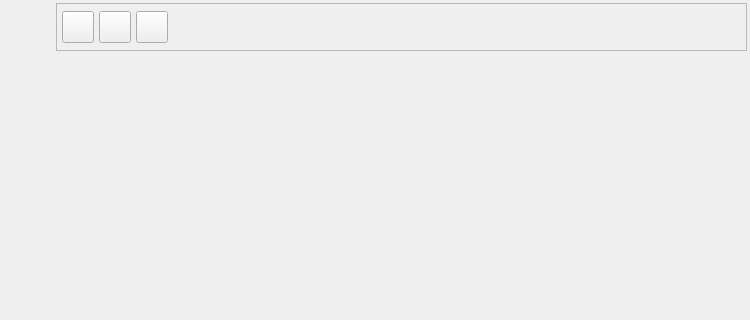
Old version of the form bulmages/bulmalib/plugins/pluginbl_autoform/autoformbase.ui in the repository eboladev/Bulmages-1; both pictures show x 0 to 750 and y 0 to 320 of the 750 by 550 pixel window.
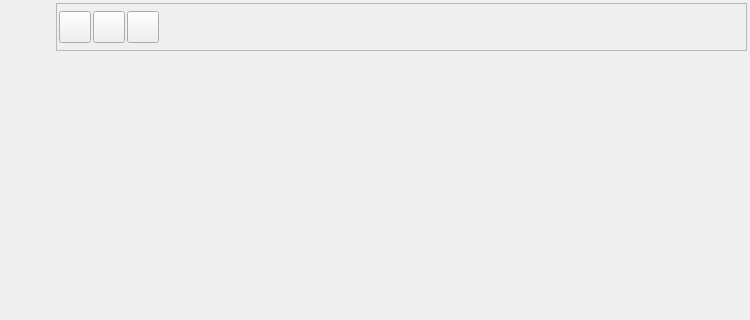
New version of the form. Icons and pictures are not drawn.

```diff
--- a/bulmages/bulmalib/plugins/pluginbl_autoform/autoformbase.ui
+++ b/bulmages/bulmalib/plugins/pluginbl_autoform/autoformbase.ui
@@ -74,10 +74,10 @@
        </property>
        <layout class="QHBoxLayout">
         <property name="spacing">
-         <number>5</number>
+         <number>2</number>
         </property>
         <property name="margin">
-         <number>5</number>
+         <number>2</number>
         </property>
         <item>
          <widget class="QToolButton" name="mui_guardar">
@@ -203,7 +203,7 @@
           </property>
           <property name="sizeHint" stdset="0">
            <size>
-            <width>41</width>
+            <width>350</width>
             <height>34</height>
            </size>
           </property>
```
Left out of the diff: 5 changed lines with no effect on the pictures.
